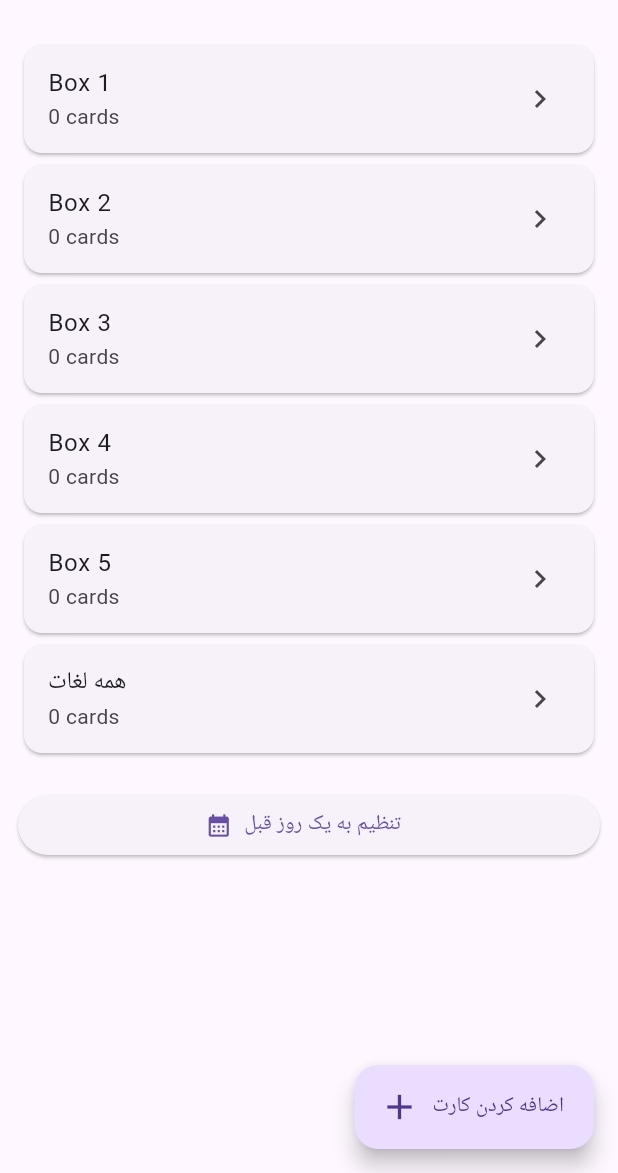
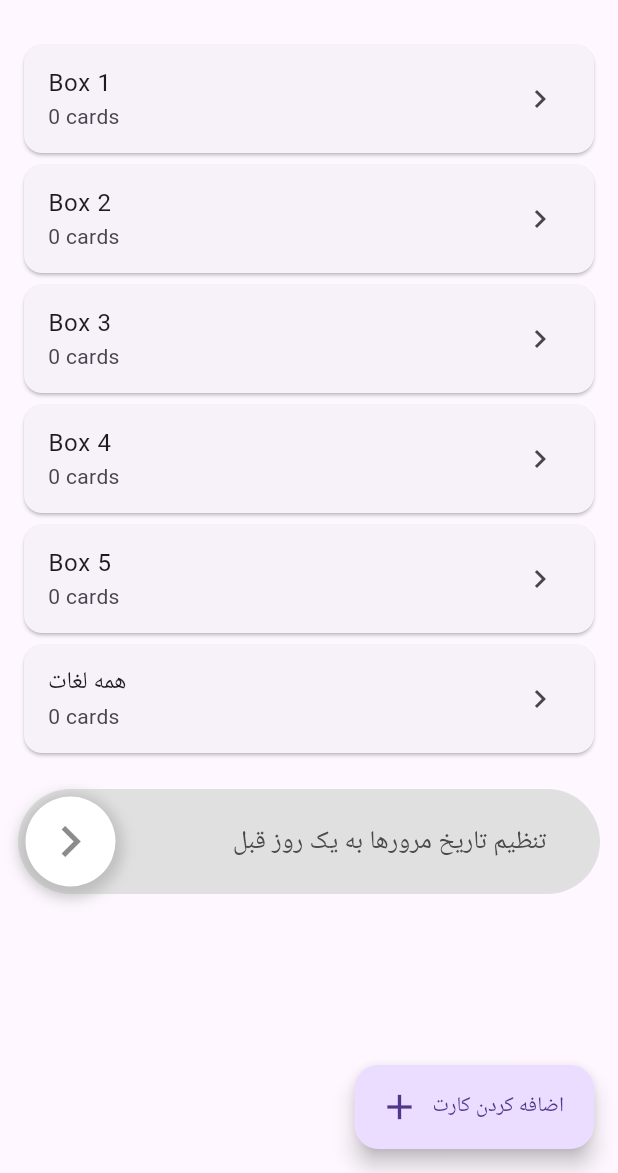
Before and after one commit to taheriara/leitner_flutter_app, a Flutter app: the screen it shows after launch, on a phone screen of 412 x 824 dp, the part 63-1236 px from its top. Run offline on Flutter 3.47's test engine with Material 3 defaults, Android fonts, the light colour scheme and no system bars; drawn by our look-alikes of slider_button; our stand-ins replace flutter_slidable, flutter_tts, sqflite; missing offline and left inert: translator; accounts and stored records are empty.

Commit message:
Add slider_button to set reviews to one day ago

```diff
--- a/lib/pages/home_page.dart
+++ b/lib/pages/home_page.dart
@@ -8,6 +8,7 @@ import 'package:leitner_flutter_app/pages/xp_page.dart';
 import '../data/db_helper.dart';
 import 'add_card_page.dart';
 import 'study_page.dart';
+import 'package:slider_button/slider_button.dart';
 
 class HomePage extends StatefulWidget {
   @override
@@ -16,6 +17,7 @@ class HomePage extends StatefulWidget {
 
 class _HomePageState extends State<HomePage> {
   List<int> counts = [0, 0, 0, 0, 0];
+  int _pressCount = 0;
 
   @override
   void initState() {
@@ -52,6 +54,29 @@ class _HomePageState extends State<HomePage> {
         },
       ),
     );
+  }
+
+  void _handleButtonPress() {
+    _pressCount++;
+
+    // اگر SnackBar در حال نمایش است، فقط آپدیت کن
+    ScaffoldMessenger.of(context).hideCurrentSnackBar();
+
+    final snackBar = SnackBar(
+      content: Text("به $_pressCount روز قبل تنظیم شد"),
+      duration: const Duration(seconds: 2),
+    );
+
+    // وقتی SnackBar بسته شد، شمارنده را ریست کن
+    ScaffoldMessenger.of(context).showSnackBar(snackBar).closed.then((reason) {
+      if (reason == SnackBarClosedReason.timeout) {
+        if (mounted) {
+          setState(() {
+            _pressCount = 0;
+          });
+        }
+      }
+    });
   }
 
   @override
@@ -167,19 +192,67 @@ class _HomePageState extends State<HomePage> {
             _boxCard(0),
 
             SizedBox(height: 20),
-            ElevatedButton.icon(
-              onPressed: () async {
-                await DBHelper.instance.shiftReviewDates(1);
-                await _loadCounts();
-                ScaffoldMessenger.of(context).showSnackBar(
-                  const SnackBar(
-                    content: Text("آخرین مرور به یک روز قبل تنظیم شد"),
-                  ),
-                );
+
+            SliderButton(
+              boxShadow: BoxShadow(
+                color: Colors.grey.withOpacity(0.5), // Shadow color and opacity
+                spreadRadius: 5, // How much the shadow expands
+                blurRadius: 7, // How blurry the shadow is
+                offset: Offset(0, 3), // X and Y offset of the shadow
+              ),
+              buttonSize: 60,
+              shimmer: false,
+              width: double.infinity,
+              //buttonColor: const Color.fromARGB(255, 133, 130, 130),
+              action: () async {
+                ///Do something here OnSlide
+                // ScaffoldMessenger.of(context).hideCurrentSnackBar();
+                // ScaffoldMessenger.of(context).showSnackBar(
+                //   const SnackBar(
+                //     content: Text("به یک روز قبل تنظیم شد"),
+                //     duration: Duration(milliseconds: 800),
+                //   ),
+                // );
+                _handleButtonPress();
+                return false;
               },
-              icon: Icon(Icons.calendar_month),
-              label: Text('تنظیم به یک روز قبل'),
+              label: Text(
+                "تنظیم تاریخ مرورها به یک روز قبل",
+                style: TextStyle(
+                  color: Color(0xff4a4a4a),
+                  fontWeight: FontWeight.w500,
+                  fontSize: 17,
+                ),
+              ),
+              // icon: Text(
+              //   "x",
+              //   style: TextStyle(
+              //     color: Colors.black,
+              //     fontWeight: FontWeight.w400,
+              //     fontSize: 44,
+              //   ),
+              // ),
+              icon: Icon(
+                Icons.keyboard_arrow_right,
+                size: 42,
+                color: Colors.black45,
+              ),
             ),
+
+            // ElevatedButton.icon(
+            //   onPressed: () async {
+            //     await DBHelper.instance.shiftReviewDates(1);
+            //     await _loadCounts();
+            //     ScaffoldMessenger.of(context).showSnackBar(
+            //       const SnackBar(
+            //         content: Text("آخرین مرور به یک روز قبل تنظیم شد"),
+            //       ),
+            //     );
+            //   },
+            //   icon: Icon(Icons.calendar_month),
+            //   label: Text('تنظیم به یک روز قبل'),
+            // ),
+            //------------------------------
             // ElevatedButton(
             //   child: Text("XP & Level"),
             //   onPressed: () {
--- a/pubspec.yaml
+++ b/pubspec.yaml
@@ -42,6 +42,7 @@ dependencies:
   translator: ^1.0.4+1
   flutter_slidable: ^4.0.3
   flutter_tts: ^4.2.3
+  slider_button: ^2.1.0
 
 dev_dependencies:
   flutter_test:
```
Also changed, not shown: lib/pages/all_cards_page.dart (+66 -21 lines), pubspec.lock, 1 other file.
